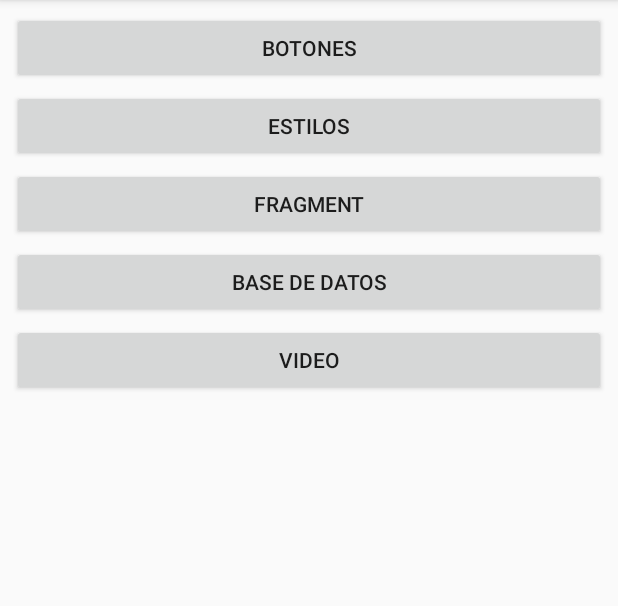
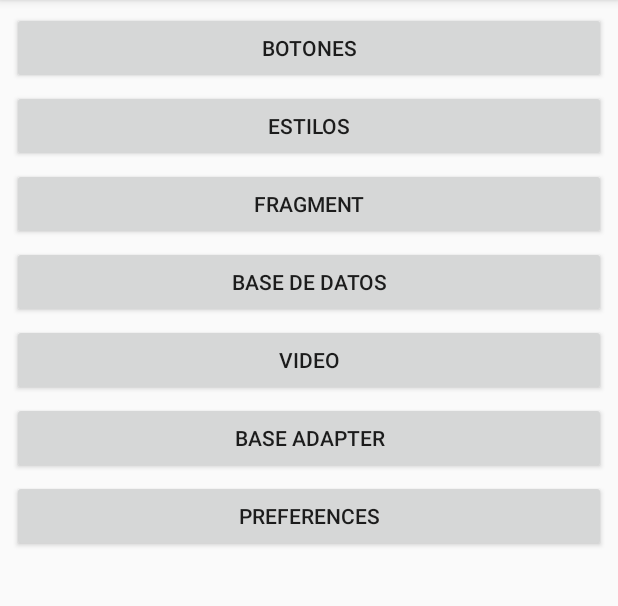
Before and after one commit to StratocasterO/Android, an Android app: the screen it shows after launch (Main), on a phone screen of 412 x 824 dp, the part 84-690 px from its top. Run offline under Robolectric (Android 15) with nearby library versions, the phone set to English and light mode, and no system bars.

Commit message:
ejercicio baseadapter y preferences

```diff
--- a/ejercicios-clase/app/src/main/AndroidManifest.xml
+++ b/ejercicios-clase/app/src/main/AndroidManifest.xml
@@ -12,7 +12,9 @@
         android:supportsRtl="true"
         android:theme="@style/AppTheme"
         tools:ignore="GoogleAppIndexingWarning">
-        <activity android:name=".Video"></activity>
+        <activity android:name=".Preferences"></activity>
+        <activity android:name=".BaseAdapter" />
+        <activity android:name=".Video" />
         <activity android:name=".Main">
             <intent-filter>
                 <action android:name="android.intent.action.MAIN" />
--- a/ejercicios-clase/app/src/main/java/com/example/user/myapplication/Main.java
+++ b/ejercicios-clase/app/src/main/java/com/example/user/myapplication/Main.java
@@ -32,4 +32,8 @@ public class Main extends AppCompatActivity {
     public void Video(View v){
         startActivity(new Intent(this, Video.class));
     }
+
+    public void BA(View v){startActivity(new Intent(this, BaseAdapter.class));}
+
+    public void preferences(View v){startActivity(new Intent(this, Preferences.class));}
 }
--- a/ejercicios-clase/app/src/main/java/com/example/user/myapplication/Planta.java
+++ b/ejercicios-clase/app/src/main/java/com/example/user/myapplication/Planta.java
@@ -6,6 +6,12 @@ public class Planta {
     private int id;
     private String name;
     private Float price;
+
+    public Planta(int id, String name, Float price) {
+        this.id = id;
+        this.name = name;
+        this.price = price;
+    }
 
     public int getId() {
         return id;
--- a/ejercicios-clase/app/src/main/res/layout/main.xml
+++ b/ejercicios-clase/app/src/main/res/layout/main.xml
@@ -88,5 +88,36 @@
             app:layout_constraintStart_toStartOf="parent"
             app:layout_constraintTop_toBottomOf="@id/button7" />
 
+        <Button
+            android:id="@+id/button"
+            android:layout_width="0dp"
+            android:layout_height="wrap_content"
+            android:layout_marginStart="8dp"
+            android:layout_marginLeft="8dp"
+            android:layout_marginTop="4dp"
+            android:layout_marginEnd="8dp"
+            android:layout_marginRight="8dp"
+            android:text="Base Adapter"
+            android:onClick="BA"
+            app:layout_constraintEnd_toEndOf="parent"
+            app:layout_constraintStart_toStartOf="parent"
+            app:layout_constraintTop_toBottomOf="@+id/button8" />
+
+        <Button
+            android:id="@+id/button4"
+            android:layout_width="0dp"
+            android:layout_height="wrap_content"
+            android:layout_marginStart="8dp"
+            android:layout_marginLeft="8dp"
+            android:layout_marginTop="4dp"
+            android:layout_marginEnd="8dp"
+            android:layout_marginRight="8dp"
+            android:text="Preferences"
+            android:onClick="preferences"
+            app:layout_constraintEnd_toEndOf="parent"
+            app:layout_constraintStart_toStartOf="parent"
+            app:layout_constraintTop_toBottomOf="@+id/button" />
+
+
     </android.support.constraint.ConstraintLayout>
 </ScrollView>
--- a/ejercicios-clase/app/src/main/res/layout/plantas.xml
+++ b/ejercicios-clase/app/src/main/res/layout/plantas.xml
@@ -28,7 +28,7 @@
                     android:id="@+id/nombre"
                     android:layout_width="match_parent"
                     android:layout_height="wrap_content"
-                    android:text="nombre aquí" />
+                    android:hint="nombre aquí" />
             </LinearLayout>
 
             <LinearLayout
@@ -45,7 +45,7 @@
                     android:id="@+id/precio"
                     android:layout_width="match_parent"
                     android:layout_height="wrap_content"
-                    android:text="precio aquí" />
+                    android:hint="precio aquí" />
             </LinearLayout>
 
             <Button
```
Also changed, not shown: ejercicios-clase/app/src/main/java/com/example/user/myapplication/BaseAdapter.java (added, +74 -0 lines), ejercicios-clase/app/src/main/java/com/example/user/myapplication/Preferences.java (added, +33 -0 lines), ejercicios-clase/app/src/main/res/layout/activity_list_view.xml (added, +16 -0 lines), ejercicios-clase/app/src/main/res/layout/layout_fila_baseadapter.xml (added, +36 -0 lines), ejercicios-clase/app/src/main/res/layout/preferences.xml (added, +18 -0 lines), 5 other files.
